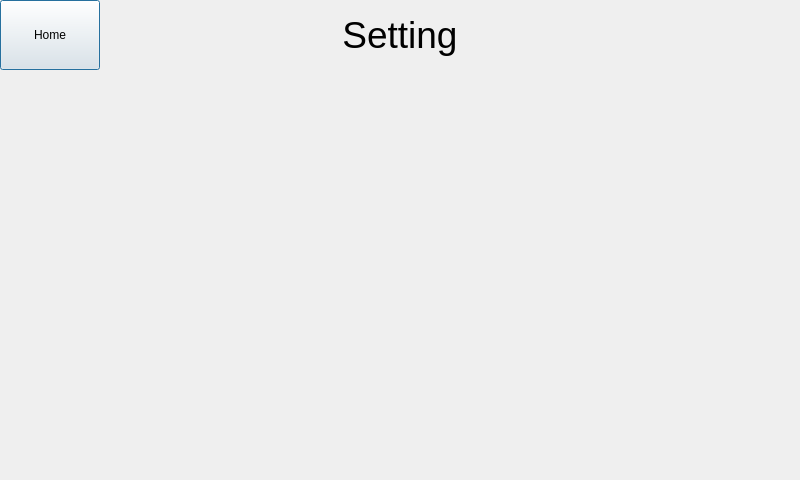
Before: the Qt Designer form settingdialog.ui in Keithsys730/ERC_UI_DEMO, drawn with Qt 5.
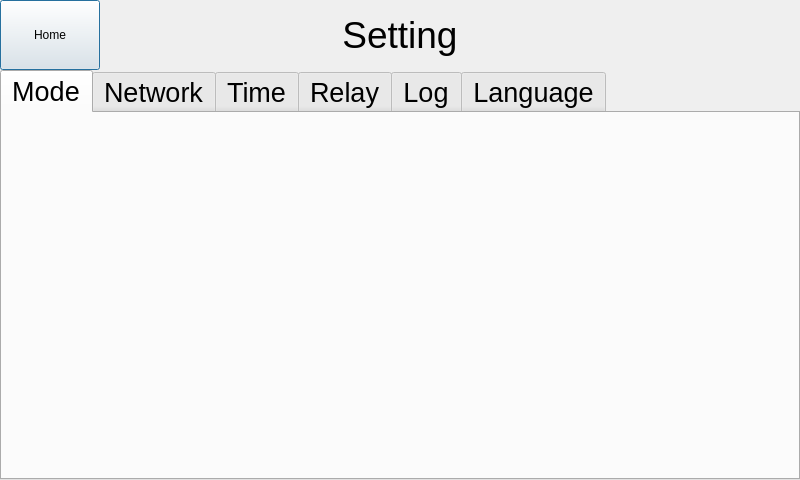
After: the same form once the commit is applied.

Commit message: Add the tabs in the setting screen.

Diff of the .ui file:
```diff
--- a/settingdialog.ui
+++ b/settingdialog.ui
@@ -47,6 +47,63 @@
     <string>Home</string>
    </property>
   </widget>
+  <widget class="QTabWidget" name="settingTabWidget">
+   <property name="geometry">
+    <rect>
+     <x>0</x>
+     <y>70</y>
+     <width>800</width>
+     <height>410</height>
+    </rect>
+   </property>
+   <property name="font">
+    <font>
+     <pointsize>20</pointsize>
+    </font>
+   </property>
+   <property name="autoFillBackground">
+    <bool>false</bool>
+   </property>
+   <property name="styleSheet">
+    <string notr="true">QTabWidget::tab-bar{alignment:center}</string>
+   </property>
+   <property name="tabShape">
+    <enum>QTabWidget::Rounded</enum>
+   </property>
+   <property name="currentIndex">
+    <number>0</number>
+   </property>
+   <widget class="QWidget" name="modeTab">
+    <attribute name="title">
+     <string>Mode</string>
+    </attribute>
+   </widget>
+   <widget class="QWidget" name="networkTab">
+    <attribute name="title">
+     <string>Network</string>
+    </attribute>
+   </widget>
+   <widget class="QWidget" name="timeTab">
+    <attribute name="title">
+     <string>Time</string>
+    </attribute>
+   </widget>
+   <widget class="QWidget" name="relayTab">
+    <attribute name="title">
+     <string>Relay</string>
+    </attribute>
+   </widget>
+   <widget class="QWidget" name="logTab">
+    <attribute name="title">
+     <string>Log</string>
+    </attribute>
+   </widget>
+   <widget class="QWidget" name="languageTab">
+    <attribute name="title">
+     <string>Language</string>
+    </attribute>
+   </widget>
+  </widget>
  </widget>
  <resources/>
  <connections/>
```
The commit also changes 1 other file.
